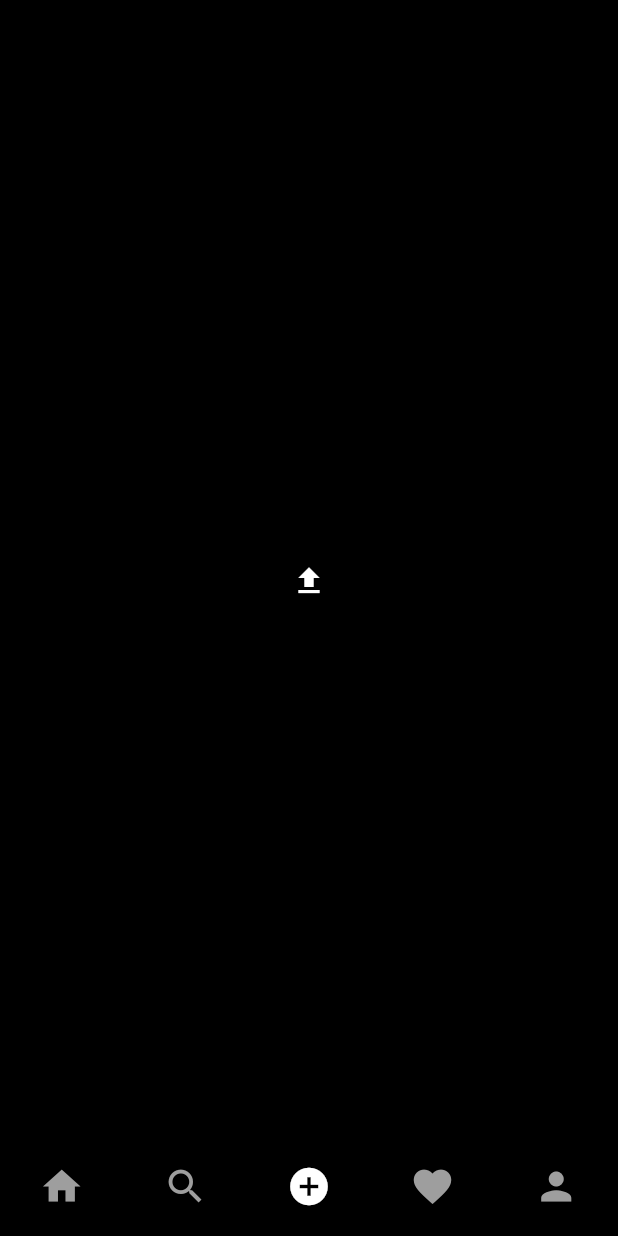
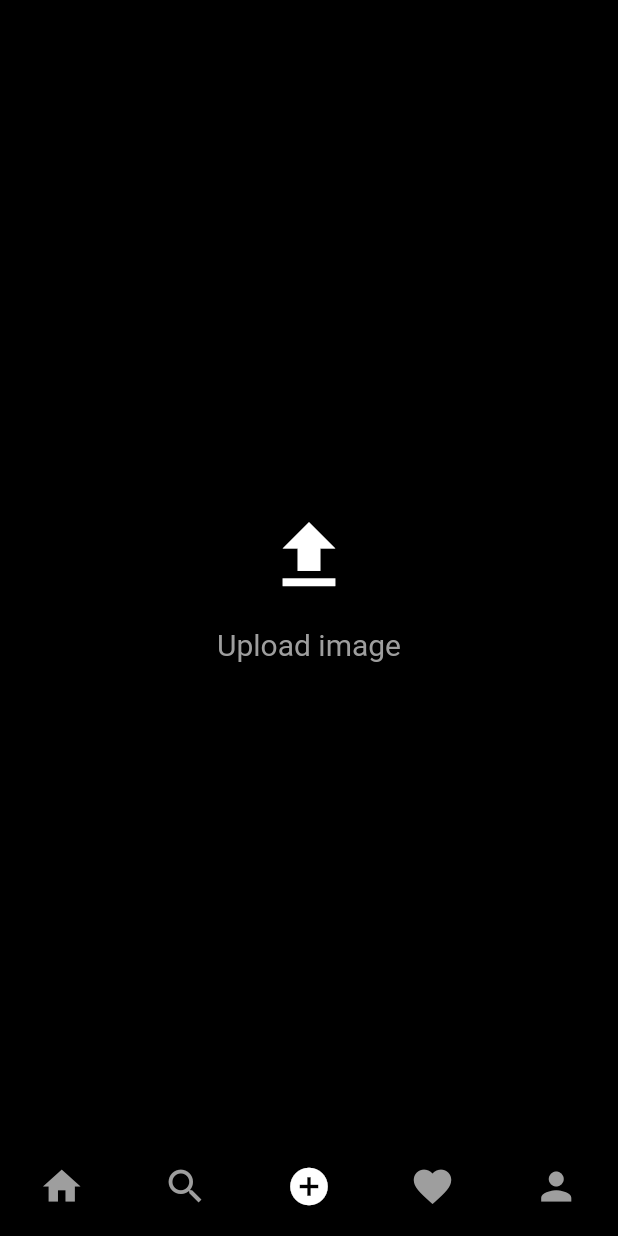
Before and after one commit to Zvckaya/Instagram_clone, a Flutter app: the screen it shows once a user with an empty profile is signed in, swiped to page 3, on a phone screen of 412 x 824 dp. Run offline on Flutter 3.47's test engine with Material 2 defaults, Android fonts, the phone set to English and light mode, and no system bars; our stand-ins replace cloud_firestore, firebase_auth, firebase_core, firebase_storage, flutter_svg, image_picker; accounts and stored records are empty; network calls fail.

Commit message:
complete add post

```diff
--- a/lib/resources/storage_mathods.dart
+++ b/lib/resources/storage_mathods.dart
@@ -13,7 +13,7 @@ class StorageMethods {
         _storage.ref().child(childName).child(_auth.currentUser!.uid);
     if (isPost) {
       String id = const Uuid().v1();
-      ref.child(id);
+      ref = ref.child(id);
     }
 
     UploadTask uploadTask = ref.putData(file);
--- a/lib/responsive/mobile_screen_layout.dart
+++ b/lib/responsive/mobile_screen_layout.dart
@@ -3,7 +3,6 @@ import 'package:firebase_auth/firebase_auth.dart';
 import 'package:flutter/cupertino.dart';
 import 'package:flutter/material.dart';
 import 'package:instagram_clone/provider/user_provider.dart';
-import 'package:instagram_clone/screens/add_post_screen.dart';
 import 'package:instagram_clone/utils/colors.dart';
 import 'package:instagram_clone/utils/dimesions.dart';
 import 'package:provider/provider.dart';
--- a/lib/screens/add_post_screen.dart
+++ b/lib/screens/add_post_screen.dart
@@ -2,6 +2,7 @@ import 'dart:typed_data';
 
 import 'package:flutter/material.dart';
 import 'package:image_picker/image_picker.dart';
+import 'package:instagram_clone/constants/gaps.dart';
 import 'package:instagram_clone/models/user.dart';
 import 'package:instagram_clone/provider/user_provider.dart';
 import 'package:instagram_clone/resources/firestore_methods.dart';
@@ -19,8 +20,12 @@ class AddPostScreen extends StatefulWidget {
 class _AddPostScreenState extends State<AddPostScreen> {
   Uint8List? _file;
   final TextEditingController _descriptionController = TextEditingController();
+  bool _isLoading = false;
 
   void postImage(String uid, String username, String profImage) async {
+    setState(() {
+      _isLoading = true;
+    });
     try {
       String res = await FirestoreMethods().uploadPost(
         _descriptionController.text,
@@ -30,8 +35,15 @@ class _AddPostScreenState extends State<AddPostScreen> {
         profImage,
       );
       if (res == "success") {
+        setState(() {
+          _isLoading = false;
+        });
+        clearImage();
         showSnackBar("Posted!", context);
       } else {
+        setState(() {
+          _isLoading = false;
+        });
         showSnackBar(res, context);
       }
     } catch (e) {
@@ -90,14 +102,33 @@ class _AddPostScreenState extends State<AddPostScreen> {
     super.dispose();
   }
 
+  void clearImage() {
+    setState(() {
+      _file = null;
+    });
+  }
+
   @override
   Widget build(BuildContext context) {
     final User? user = Provider.of<UserProvider>(context).getUser;
     return _file == null
         ? Center(
-            child: IconButton(
-              icon: const Icon(Icons.upload),
-              onPressed: () => _selectIamge(context),
+            child: Column(
+              mainAxisAlignment: MainAxisAlignment.center,
+              children: [
+                IconButton(
+                  icon: const Icon(
+                    Icons.upload,
+                  ),
+                  iconSize: 60,
+                  onPressed: () => _selectIamge(context),
+                ),
+                Gaps.v10,
+                const Text(
+                  "Upload image",
+                  style: TextStyle(fontSize: 20, color: secondaryColor),
+                )
+              ],
             ),
           )
         : Scaffold(
@@ -105,14 +136,17 @@ class _AddPostScreenState extends State<AddPostScreen> {
               backgroundColor: mobileBackgroundColor,
               leading: IconButton(
                 icon: const Icon(Icons.arrow_back),
-                onPressed: () {},
+                onPressed: clearImage,
               ),
               title: const Text("Post to "),
               centerTitle: false,
               actions: [
                 TextButton(
-                    onPressed: () =>
-                        postImage(user!.uid, user!.username, user!.photoUrl),
+                    onPressed: () => postImage(
+                          user!.uid,
+                          user!.username,
+                          user!.photoUrl,
+                        ),
                     child: const Text(
                       'Post',
                       style: TextStyle(
@@ -124,6 +158,12 @@ class _AddPostScreenState extends State<AddPostScreen> {
             ),
             body: Column(
               children: [
+                _isLoading
+                    ? const LinearProgressIndicator()
+                    : Padding(
+                        padding: EdgeInsets.only(top: 0),
+                      ),
+                const Divider(),
                 Row(
                   mainAxisAlignment: MainAxisAlignment.spaceAround,
                   crossAxisAlignment: CrossAxisAlignment.start,
```
